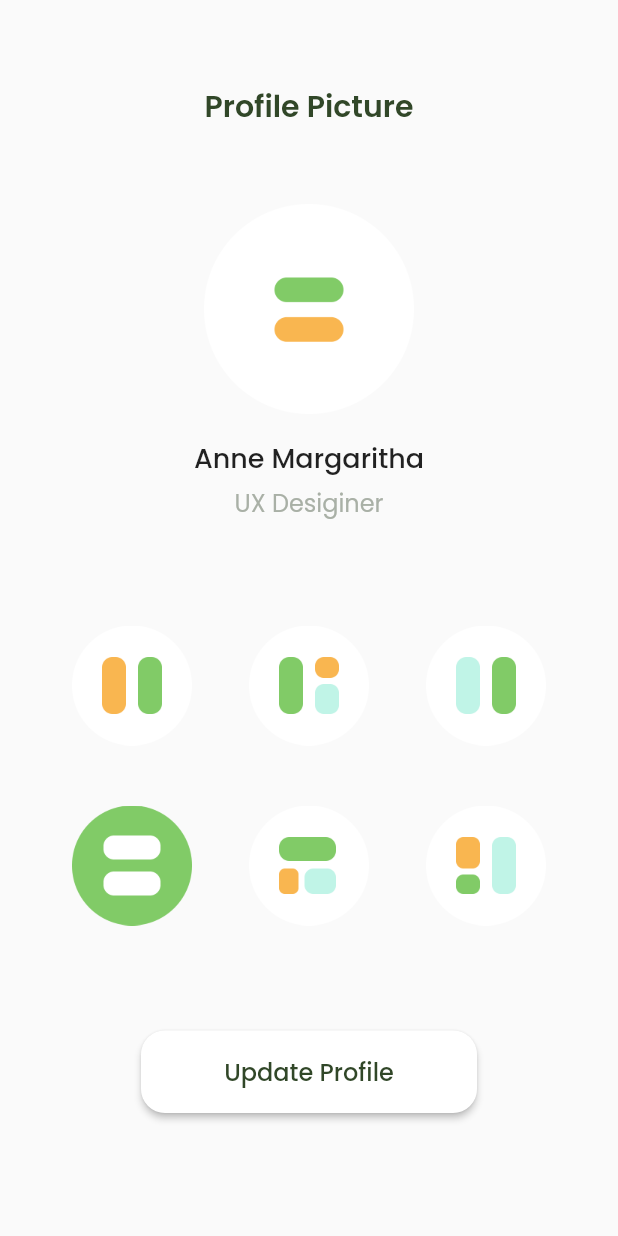
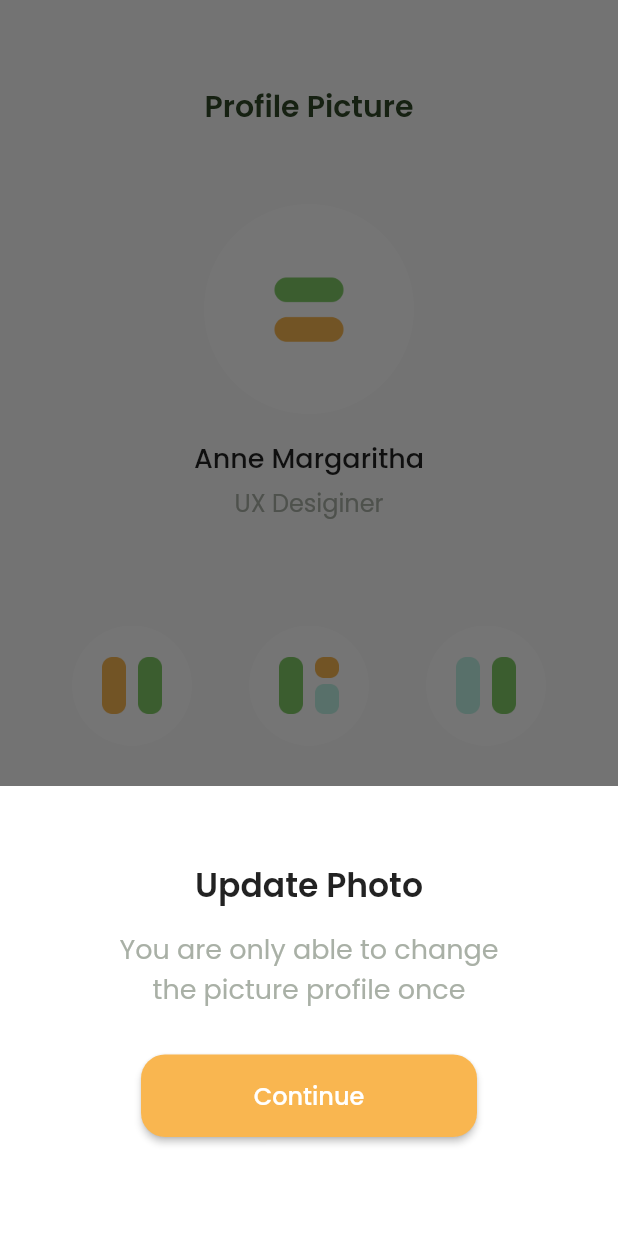
Before and after one commit to imamrobani/flutter_basic, a Flutter app: the screen it shows after launch, after a tap on "Update Profile", on a phone screen of 412 x 824 dp. Run offline on Flutter 3.47's test engine with Material 2 defaults, Android fonts, the phone set to English and light mode, and no system bars; our stand-ins replace google_fonts.

Commit message:
add modal bottomsheet

```diff
--- a/lib/pages/home_page.dart
+++ b/lib/pages/home_page.dart
@@ -91,7 +91,64 @@ class HomePage extends StatelessWidget {
                     shape: RoundedRectangleBorder(
                         borderRadius: BorderRadius.circular(16)),
                     color: whiteColor,
-                    onPressed: () {},
+                    onPressed: () {
+                      showModalBottomSheet(
+                        context: context,
+                        builder: (context) {
+                          return Container(
+                            height: 300,
+                            padding: EdgeInsets.symmetric(
+                              vertical: 50,
+                            ),
+                            color: whiteColor,
+                            child: Column(
+                              children: [
+                                Text(
+                                  'Update Photo',
+                                  style: TextStyle(
+                                    fontSize: 22,
+                                    fontWeight: FontWeight.w600,
+                                  ),
+                                ),
+                                SizedBox(
+                                  height: 12,
+                                ),
+                                Text(
+                                  'You are only able to change\nthe picture profile once',
+                                  style: TextStyle(
+                                    color: greyColor,
+                                    fontSize: 18,
+                                  ),
+                                  textAlign: TextAlign.center,
+                                ),
+                                SizedBox(
+                                  height: 30,
+                                ),
+                                Container(
+                                  width: 224,
+                                  height: 55,
+                                  child: RaisedButton(
+                                    shape: RoundedRectangleBorder(
+                                        borderRadius:
+                                            BorderRadius.circular(16)),
+                                    color: orangeColor,
+                                    onPressed: () {},
+                                    child: Text(
+                                      'Continue',
+                                      style: TextStyle(
+                                        color: whiteColor,
+                                        fontSize: 16,
+                                        fontWeight: FontWeight.w500,
+                                      ),
+                                    ),
+                                  ),
+                                )
+                              ],
+                            ),
+                          );
+                        },
+                      );
+                    },
                     child: Text(
                       'Update Profile',
                       style: TextStyle(
```
